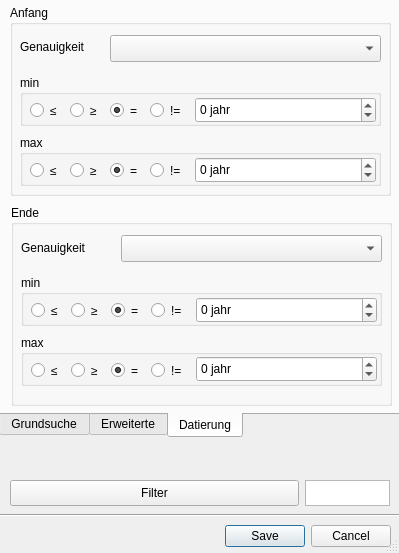
Above: limes/Limes_dialog_base.ui from MichalDycka/limes before the change. Below: the same form after it.
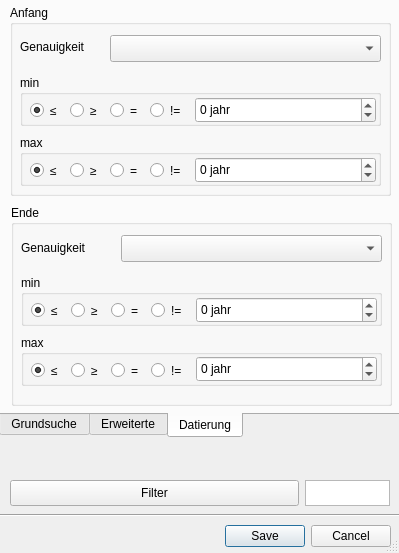
That is the form after the change. The open tabs and pages were chosen to show the change. Icons and pictures are not drawn. Custom widgets are drawn as their Qt base class.

Commit message: Created event signal for operators

```diff
--- a/limes/Limes_dialog_base.ui
+++ b/limes/Limes_dialog_base.ui
@@ -900,6 +900,9 @@
        <property name="text">
         <string>≤</string>
        </property>
+       <property name="checked">
+        <bool>true</bool>
+       </property>
       </widget>
       <widget class="QRadioButton" name="radioButtonAnfangMinMoreOrEqual">
        <property name="geometry">
@@ -933,7 +936,7 @@
         <string>=</string>
        </property>
        <property name="checked">
-        <bool>true</bool>
+        <bool>false</bool>
        </property>
       </widget>
       <widget class="QRadioButton" name="radioButtonAnfangMinNotEqual">
@@ -1798,6 +1801,9 @@
        <property name="text">
         <string>≤</string>
        </property>
+       <property name="checked">
+        <bool>true</bool>
+       </property>
       </widget>
       <widget class="QRadioButton" name="radioButtonAnfangMaxMoreOrEqual">
        <property name="geometry">
@@ -1831,7 +1837,7 @@
         <string>=</string>
        </property>
        <property name="checked">
-        <bool>true</bool>
+        <bool>false</bool>
        </property>
       </widget>
       <widget class="QRadioButton" name="radioButtonAnfangMaxNotEqual">
@@ -1926,6 +1932,9 @@
        <property name="text">
         <string>≤</string>
        </property>
+       <property name="checked">
+        <bool>true</bool>
+       </property>
       </widget>
       <widget class="QRadioButton" name="radioButtonEndeMinEqual">
        <property name="geometry">
@@ -1943,7 +1952,7 @@
         <string>=</string>
        </property>
        <property name="checked">
-        <bool>true</bool>
+        <bool>false</bool>
        </property>
       </widget>
       <widget class="QRadioButton" name="radioButtonEndeMinMoreOrEqual">
@@ -2051,7 +2060,7 @@
         <string>=</string>
        </property>
        <property name="checked">
-        <bool>true</bool>
+        <bool>false</bool>
        </property>
       </widget>
       <widget class="QRadioButton" name="radioButtonEndeMaxMoreOrEqual">
@@ -2101,6 +2110,9 @@
        <property name="text">
         <string>≤</string>
        </property>
+       <property name="checked">
+        <bool>true</bool>
+       </property>
       </widget>
      </widget>
     </widget>
```
Left out of the diff: 15 changed lines with no effect on the pictures. The commit also changes 1 other file.
